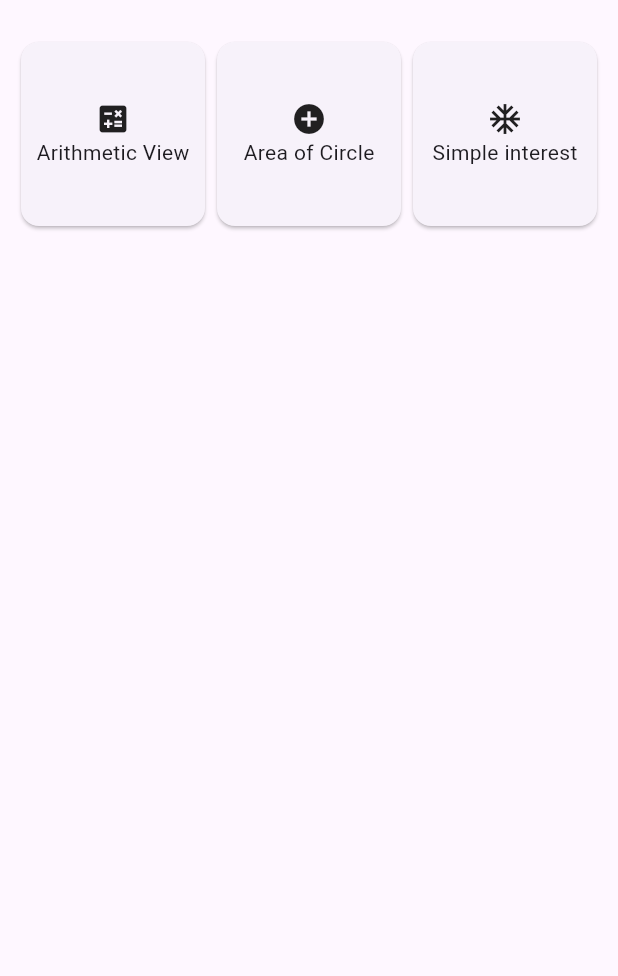
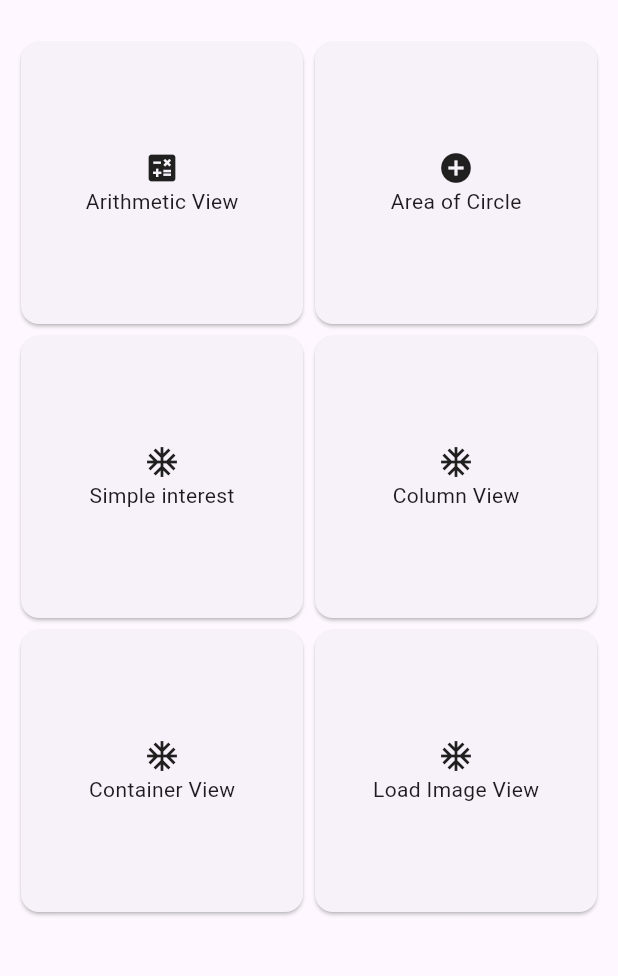
Before and after one commit to Subekshya8686/mobile_app_tasks, a Flutter app: the screen it shows after launch, on a phone screen of 412 x 824 dp, the part 63-1039 px from its top. Run offline on Flutter 3.47's test engine with Material 3 defaults, Android fonts, the phone set to English and light mode, and no system bars.

Commit message:
added the new view pages

```diff
--- a/lib/view/dashboard_view.dart
+++ b/lib/view/dashboard_view.dart
@@ -1,6 +1,9 @@
 import 'package:flutter/material.dart';
 import 'package:flutter_dashboard/view/area_of_circle.dart';
 import 'package:flutter_dashboard/view/arithmetic_view.dart';
+import 'package:flutter_dashboard/view/column_view.dart';
+import 'package:flutter_dashboard/view/container_view.dart';
+import 'package:flutter_dashboard/view/load_image_view.dart';
 import 'package:flutter_dashboard/view/simple_interest_view.dart';
 
 class DashboardView extends StatelessWidget {
@@ -17,7 +20,7 @@ class DashboardView extends StatelessWidget {
       body: Padding(
         padding: const EdgeInsets.all(10),
         child: GridView.count(
-          crossAxisCount: 3,
+          crossAxisCount: 2,
           children: [
             Card(
               child: InkWell(
@@ -72,7 +75,60 @@ class DashboardView extends StatelessWidget {
                   ],
                 ),
               ),
-            )
+            ),
+            Card(
+              child: InkWell(
+                onTap: () {
+                  Navigator.push(
+                    context,
+                    MaterialPageRoute(builder: (context) => const ColumnView()),
+                  );
+                },
+                child: const Column(
+                  mainAxisAlignment: MainAxisAlignment.center,
+                  children: [
+                    Icon(Icons.ac_unit),
+                    Text('Column View'),
+                  ],
+                ),
+              ),
+            ),
+            Card(
+              child: InkWell(
+                onTap: () {
+                  Navigator.push(
+                    context,
+                    MaterialPageRoute(
+                        builder: (context) => const ContainerView()),
+                  );
+                },
+                child: const Column(
+                  mainAxisAlignment: MainAxisAlignment.center,
+                  children: [
+                    Icon(Icons.ac_unit),
+                    Text('Container View'),
+                  ],
+                ),
+              ),
+            ),
+            Card(
+              child: InkWell(
+                onTap: () {
+                  Navigator.push(
+                    context,
+                    MaterialPageRoute(
+                        builder: (context) => const LoadImageView()),
+                  );
+                },
+                child: const Column(
+                  mainAxisAlignment: MainAxisAlignment.center,
+                  children: [
+                    Icon(Icons.ac_unit),
+                    Text('Load Image View'),
+                  ],
+                ),
+              ),
+            ),
           ],
         ),
       ),
```
